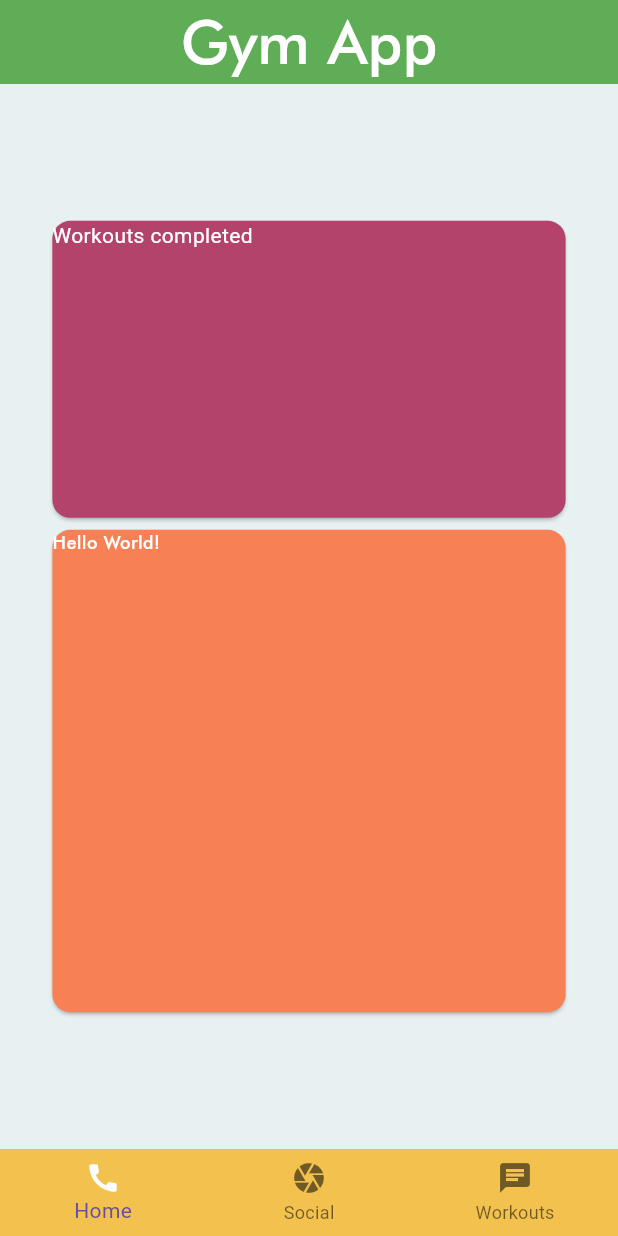
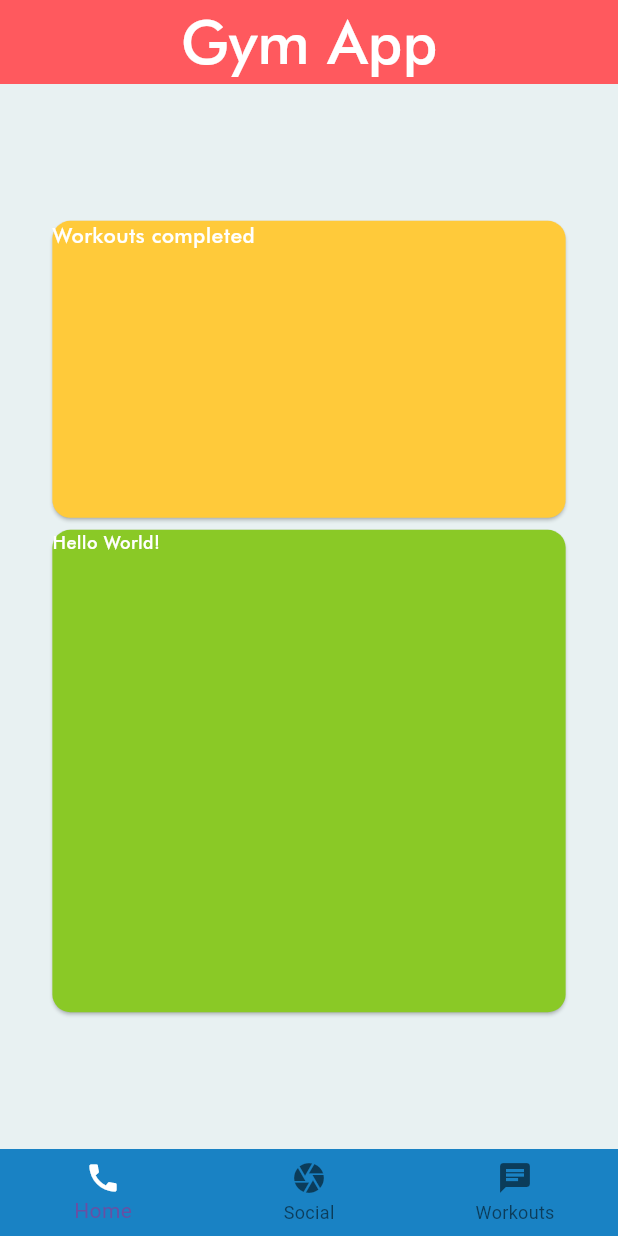
Before and after one commit to BenSwift1/GymApplication, a Flutter app: the screen it shows after launch, on a phone screen of 412 x 824 dp. Run offline on Flutter 3.47's test engine with Material 3 defaults, Android fonts, the phone set to English and light mode, and no system bars.

Commit message:
Added comments and changed colour scheme

```diff
--- a/gym_app/lib/main.dart
+++ b/gym_app/lib/main.dart
@@ -32,9 +32,10 @@ class _MyHomePageState extends State<MyHomePage> {
   @override
   Widget build(BuildContext context) {
     return Scaffold(
+      // APP BAR
       appBar: AppBar(
         centerTitle: true,
-        backgroundColor: const Color.fromRGBO(95, 173, 86, 1),
+        backgroundColor: const Color.fromRGBO(255, 89, 94, 1),
         title: const Text('Gym App',
             style: TextStyle(
               color: Colors.white,
@@ -43,8 +44,10 @@ class _MyHomePageState extends State<MyHomePage> {
             )),
       ),
       backgroundColor: const Color.fromRGBO(232, 241, 242, 1),
+
+      // BOTTOM NAV BAR
       bottomNavigationBar: BottomNavigationBar(
-          backgroundColor: const Color.fromRGBO(242, 193, 78, 1),
+          backgroundColor: const Color.fromRGBO(25, 130, 196, 1),
           elevation: 0,
           items: const <BottomNavigationBarItem>[
             BottomNavigationBarItem(
@@ -67,6 +70,7 @@ class _MyHomePageState extends State<MyHomePage> {
         child: Column(
           mainAxisAlignment: MainAxisAlignment.center,
           children: <Widget>[
+            // TEXT BOX
             ConstrainedBox(
               constraints: BoxConstraints.expand(
                   height: MediaQuery.of(context).size.height *
@@ -75,11 +79,13 @@ class _MyHomePageState extends State<MyHomePage> {
               child: const Card(
                 child: const Text(
                   'Workouts completed',
-                  style: TextStyle(color: Colors.white),
+                  style: TextStyle(color: Colors.white, fontFamily: 'Futura'),
                 ),
-                color: const Color.fromRGBO(180, 67, 108, 1),
+                color: const Color.fromRGBO(255, 202, 58, 1),
               ),
             ),
+
+            // TEXT BOX
             ConstrainedBox(
               constraints: BoxConstraints.expand(
                   height: MediaQuery.of(context).size.height * 0.40,
@@ -93,7 +99,7 @@ class _MyHomePageState extends State<MyHomePage> {
                     fontSize: 12,
                   ),
                 ),
-                color: const Color.fromRGBO(247, 129, 84, 1),
+                color: const Color.fromRGBO(138, 201, 38, 1),
               ),
             )
           ],
```
Also changed, not shown: gym_app/pubspec.lock.
